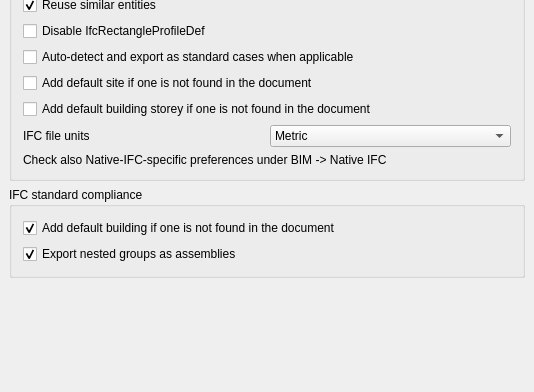
This is src/Mod/BIM/Resources/ui/preferences-ifc-export.ui in southseact-3d/fcd as Qt 5 draws it before an edit; both pictures show x 0 to 534 and y 326 to 718 of the 534 by 718 pixel window. The edited form follows.
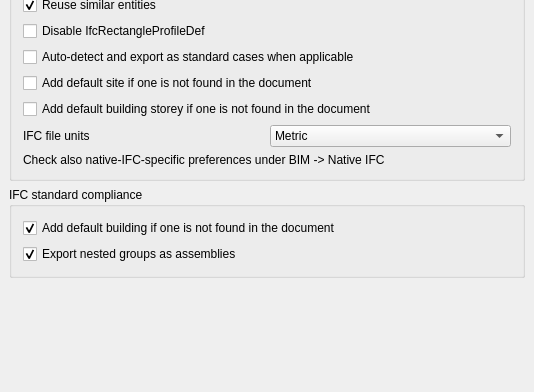
This is the edited form. Custom widgets are drawn as their Qt base class.

Diff of the .ui file:
```diff
--- a/src/Mod/BIM/Resources/ui/preferences-ifc-export.ui
+++ b/src/Mod/BIM/Resources/ui/preferences-ifc-export.ui
@@ -363,7 +363,7 @@
       <item>
        <widget class="QLabel" name="label_3">
         <property name="text">
-         <string>Check also Native-IFC-specific preferences under BIM -&gt; Native IFC</string>
+         <string>Check also native-IFC-specific preferences under BIM -&gt; Native IFC</string>
         </property>
        </widget>
       </item>
```
